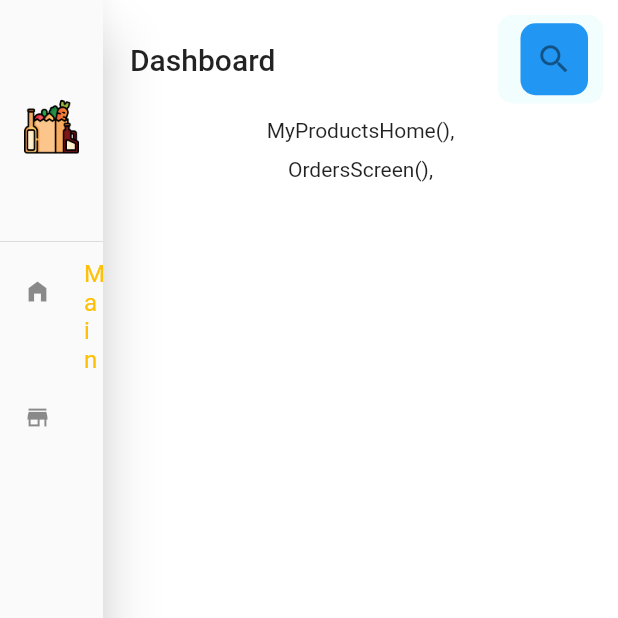
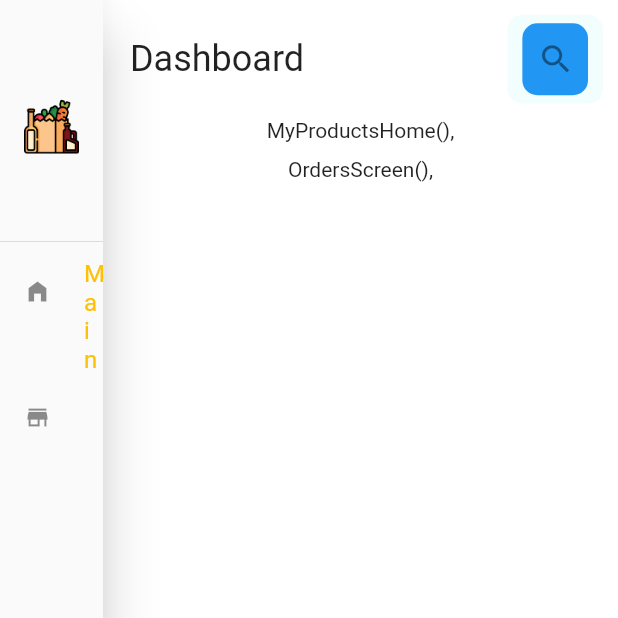
Before and after one commit to Devsaci/grocery_app_adminpanel_hadji_V1, a Flutter app: the screen it shows after launch, on a phone screen of 412 x 824 dp, the top half of it. Run offline on Flutter 3.47's test engine with Material 2 defaults, Android fonts, the phone set to English and light mode, and no system bars; our stand-ins replace iconly, shared_preferences.

Commit message:
edit code

```diff
--- a/lib/widgets/header.dart
+++ b/lib/widgets/header.dart
@@ -1,7 +1,6 @@
 import 'package:flutter/material.dart';
 
 import '../responsive.dart';
-import '../services/utils.dart';
 
 class Header extends StatelessWidget {
   const Header({
@@ -29,7 +28,7 @@ class Header extends StatelessWidget {
             padding: const EdgeInsets.all(8.0),
             child: Text(
               "Dashboard",
-              style: Theme.of(context).textTheme.headline6,
+              style: Theme.of(context).textTheme.headlineSmall,
             ),
           ),
         if (Responsive.isDesktop(context))
--- a/lib/widgets/side_menu.dart
+++ b/lib/widgets/side_menu.dart
@@ -20,7 +20,7 @@ class _SideMenuState extends State<SideMenu> {
     final theme = Utils(context).getTheme;
     final themeState = Provider.of<DarkThemeProvider>(context);
 
-    final color = Utils(context).color;
+    // final color = Utils(context).color;
     return Drawer(
       child: ListView(
         children: [
```
Also changed, not shown: 1 other file.
